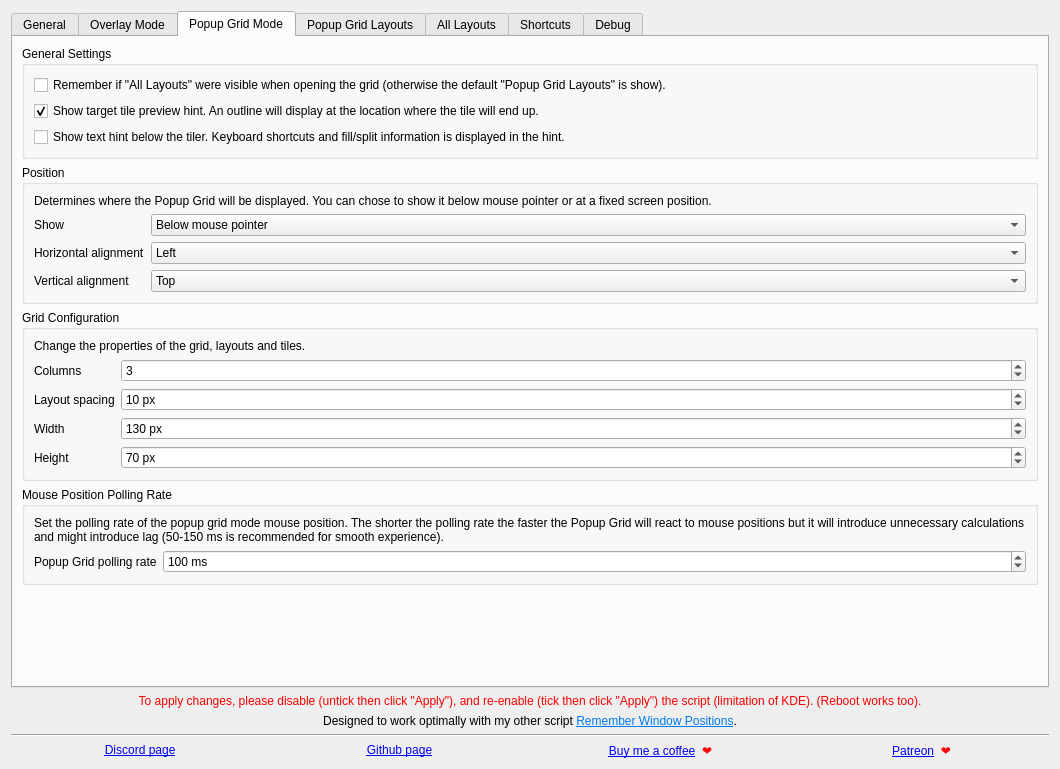
The window that src/contents/ui/config.ui (BoredDan/MouseTiler) describes before a commit, drawn with Qt 5.
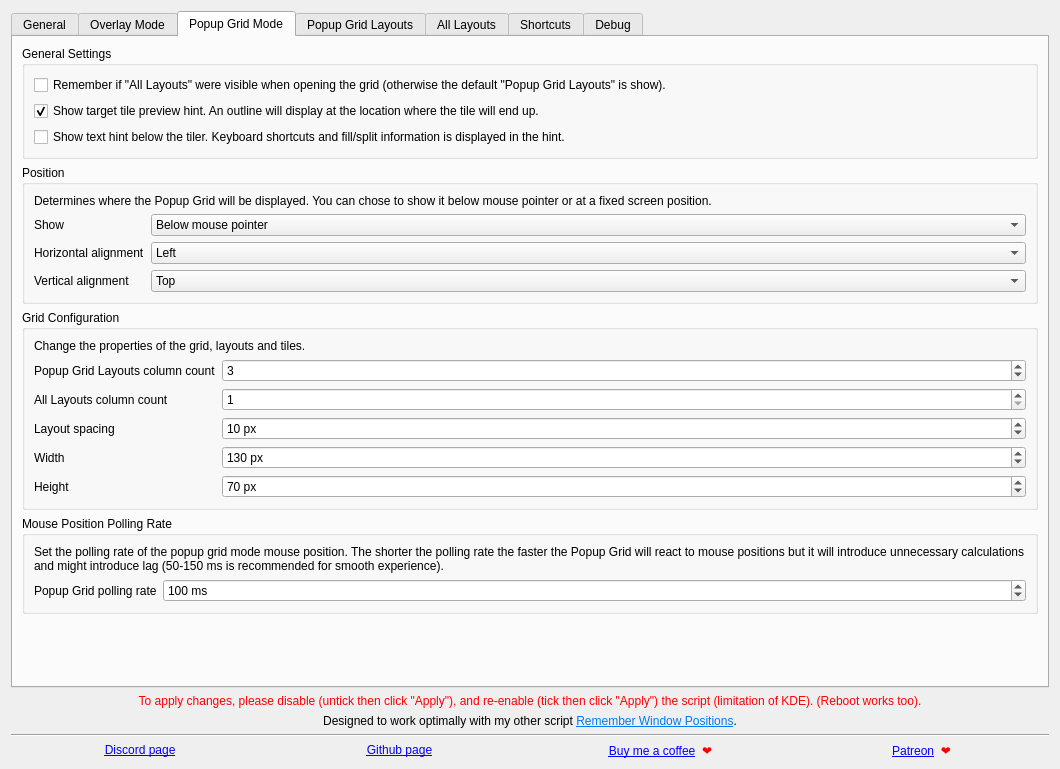
The same window after the commit. The open tabs and pages were chosen to show the change. Icons and pictures are not drawn.

Commit message: Added setting to configure the all layouts column count. Reworked Popup Grid - All Layouts to include a lot of new layouts (can be used to copy to the default layout). Also includes the below special layouts.

```diff
--- a/src/contents/ui/config.ui
+++ b/src/contents/ui/config.ui
@@ -814,25 +814,25 @@
             <item row="0" column="0">
              <widget class="QLabel" name="label_33">
               <property name="text">
-               <string>Columns</string>
+               <string>Popup Grid Layouts column count</string>
               </property>
              </widget>
             </item>
-            <item row="1" column="0">
+            <item row="2" column="0">
              <widget class="QLabel" name="label_34">
               <property name="text">
                <string>Layout spacing</string>
               </property>
              </widget>
             </item>
-            <item row="2" column="0">
+            <item row="3" column="0">
              <widget class="QLabel" name="label_35">
               <property name="text">
                <string>Width</string>
               </property>
              </widget>
             </item>
-            <item row="3" column="0">
+            <item row="4" column="0">
              <widget class="QLabel" name="label_36">
               <property name="text">
                <string>Height</string>
@@ -858,7 +858,7 @@
               </property>
              </widget>
             </item>
-            <item row="1" column="1">
+            <item row="2" column="1">
              <widget class="QSpinBox" name="kcfg_gridSpacing">
               <property name="sizePolicy">
                <sizepolicy hsizetype="MinimumExpanding" vsizetype="Fixed">
@@ -880,7 +880,7 @@
               </property>
              </widget>
             </item>
-            <item row="2" column="1">
+            <item row="3" column="1">
              <widget class="QSpinBox" name="kcfg_gridWidth">
               <property name="sizePolicy">
                <sizepolicy hsizetype="MinimumExpanding" vsizetype="Fixed">
@@ -905,7 +905,7 @@
               </property>
              </widget>
             </item>
-            <item row="3" column="1">
+            <item row="4" column="1">
              <widget class="QSpinBox" name="kcfg_gridHeight">
               <property name="sizePolicy">
                <sizepolicy hsizetype="MinimumExpanding" vsizetype="Fixed">
@@ -930,6 +930,29 @@
               </property>
              </widget>
             </item>
+            <item row="1" column="0">
+             <widget class="QLabel" name="label_50">
+              <property name="text">
+               <string>All Layouts column count</string>
+              </property>
+             </widget>
+            </item>
+            <item row="1" column="1">
+             <widget class="QSpinBox" name="kcfg_gridAllColumns">
+              <property name="sizePolicy">
+               <sizepolicy hsizetype="MinimumExpanding" vsizetype="Fixed">
+                <horstretch>0</horstretch>
+                <verstretch>0</verstretch>
+               </sizepolicy>
+              </property>
+              <property name="minimum">
+               <number>1</number>
+              </property>
+              <property name="maximum">
+               <number>10</number>
+              </property>
+             </widget>
+            </item>
            </layout>
           </item>
          </layout>
```
Left out of the diff: 4 changed lines with no effect on the pictures. The commit also changes 4 other files.
